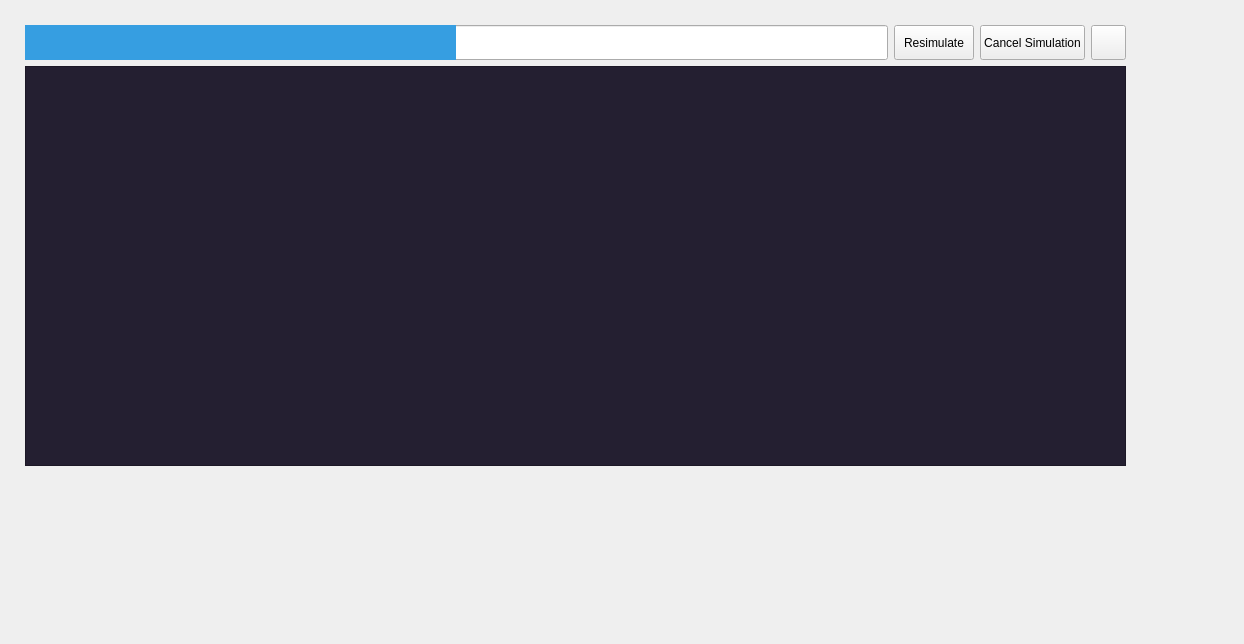
Before: the Qt Designer form src/frontEnd/TerminalUi.ui in VaradhaCodes/eSim, drawn with Qt 5.
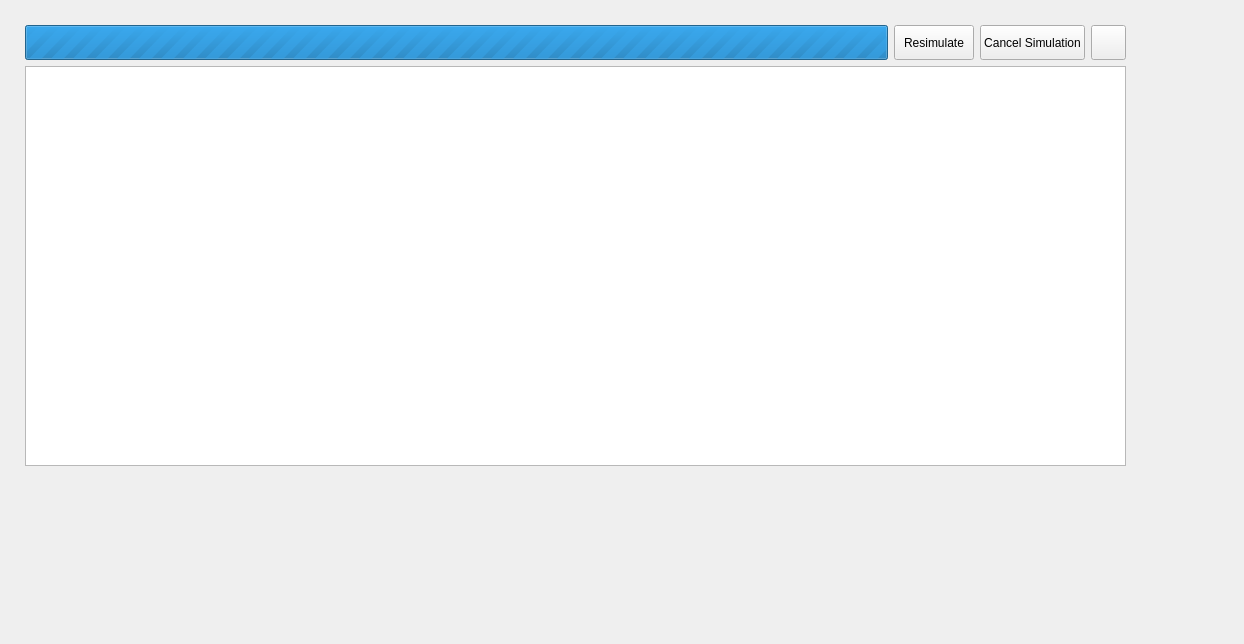
After: the same form once the commit is applied.

Commit message: fix(ui): reconcile Aurora tokens and drop the sheets that fought them

Patch:
```diff
--- a/src/frontEnd/TerminalUi.ui
+++ b/src/frontEnd/TerminalUi.ui
@@ -60,11 +60,6 @@
           <height>35</height>
          </size>
         </property>
-        <property name="styleSheet">
-         <string notr="true">QProgressBar::chunk {
-	background-color: rgb(54,158,225);
-}</string>
-        </property>
         <property name="maximum">
          <number>0</number>
         </property>
@@ -137,12 +132,6 @@
         <height>400</height>
        </size>
       </property>
-      <property name="styleSheet">
-       <string notr="true">QPlainTextEdit {
-	background-color: rgb(36, 31, 49);
-	color: white;
-}</string>
-      </property>
       <property name="textInteractionFlags">
        <set>Qt::LinksAccessibleByKeyboard|Qt::LinksAccessibleByMouse|Qt::TextBrowserInteraction|Qt::TextSelectableByKeyboard|Qt::TextSelectableByMouse</set>
       </property>
```
The commit also changes 13 other files.
